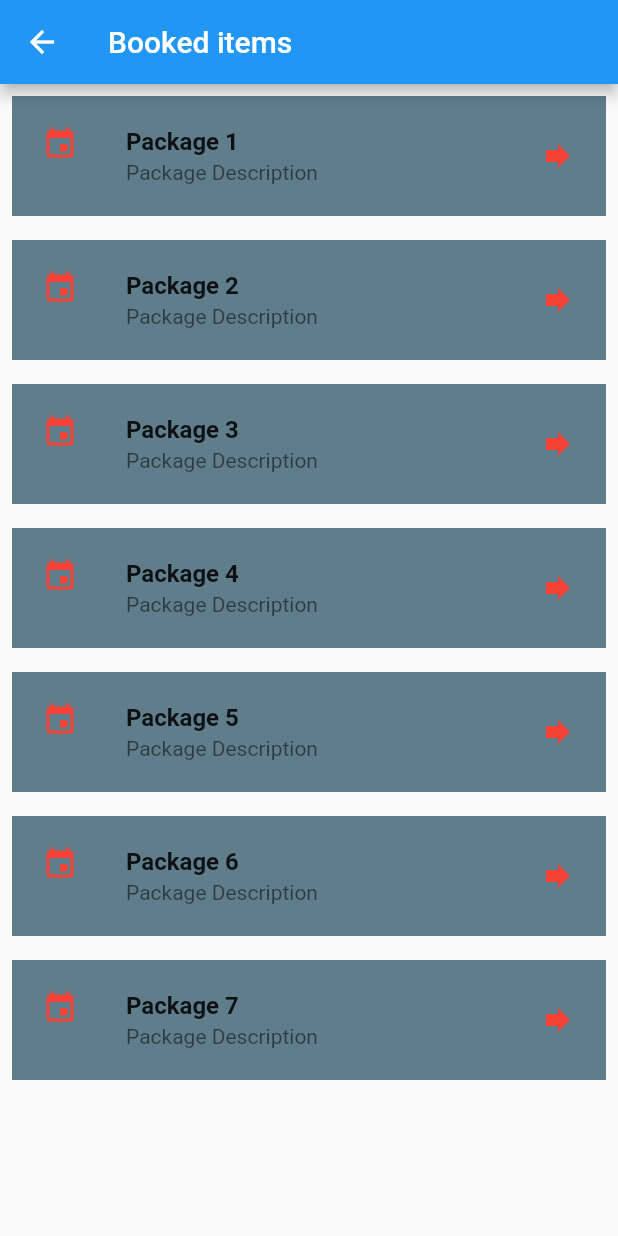
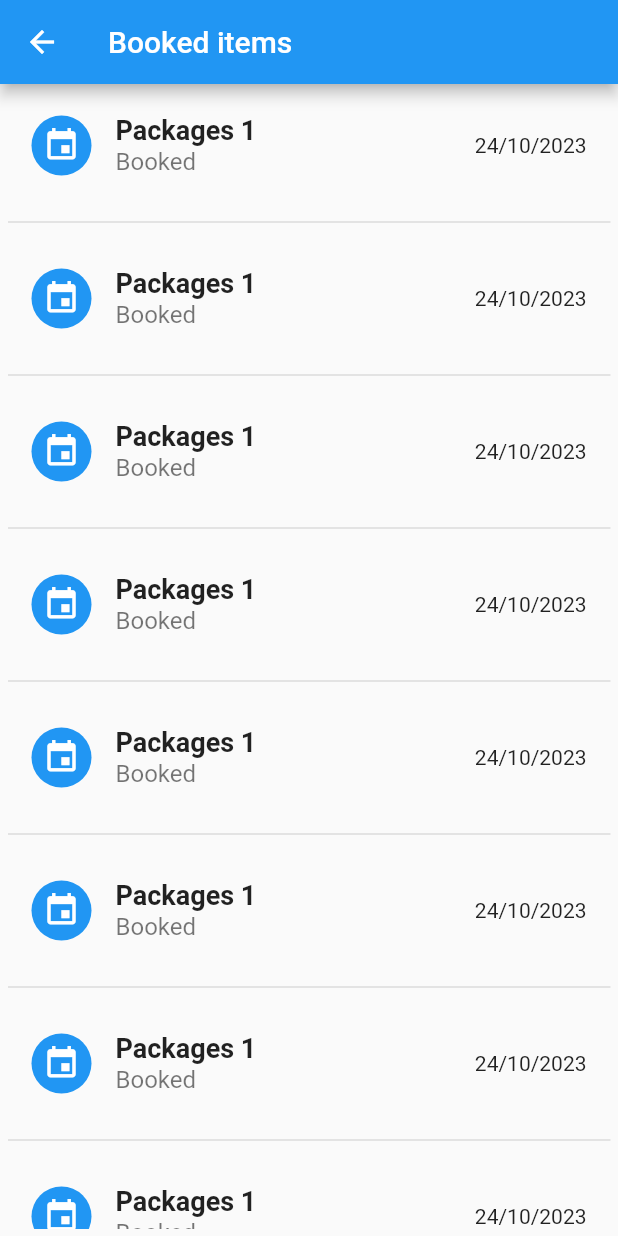
Before and after one commit to lubnawahid/industrialvisit, a Flutter app: the bookeditems screen opened directly, on a phone screen of 412 x 824 dp. Run offline on Flutter 3.47's test engine with Material 2 defaults, Android fonts, the light colour scheme and no system bars.

Commit message:
industrial visit

```diff
--- a/lib/bookeditems.dart
+++ b/lib/bookeditems.dart
@@ -1,6 +1,7 @@
 import 'package:flutter/cupertino.dart';
 import 'package:flutter/material.dart';
 import 'package:industrialvisit/bookeddescription.dart';
+import 'package:industrialvisit/packagedescription.dart';
 
 class bookeditems extends StatefulWidget {
   const bookeditems({Key? key}) : super(key: key);
@@ -14,34 +15,43 @@ class _bookeditemsState extends State<bookeditems> {
   Widget build(BuildContext context) {
 
     return Scaffold(
-      appBar: AppBar(title: Text("Booked items")),
-      body: ListView.builder(
-          itemCount: 7,
-          itemBuilder: (context, index)
-          {
-            index += 1;
-            return GestureDetector(
-              onTap: () => {
-              Navigator.push(context, MaterialPageRoute(builder: (context) =>const bookeddescription()))
-              },
-              child: Container(
-                margin: EdgeInsets.all(8),
-                padding: EdgeInsets.all(4),
-                decoration: BoxDecoration(color: Colors.blueGrey),
-                child: ListTile(
-                  title: Text(
-                    "Package $index",
-                    style: TextStyle(fontWeight: FontWeight.bold),
-                  ),
-                  subtitle: Text("Package Description"),
-                  leading: Icon(Icons.event,color: Colors.red,),
-                  trailing: Icon(Icons.forward,color: Colors.red,
-                  ),
+        appBar: AppBar(
+          backgroundColor: Colors.blue,
+          title: Text('Booked items',),
 
-                ),
-              ),
-            );
-          }),
+        ),
+
+        body: Padding(
+          padding: EdgeInsets.all(5),
+          child: ListView.separated(
+            itemBuilder: (context,index){
+              return ListTile(
+                leading: CircleAvatar(
+                    backgroundColor: Colors.blue,
+                    child: Icon(Icons.event, size: 25,color: Colors.white,)
+                ) ,
+                title: Text("Packages 1",style: TextStyle(fontWeight: FontWeight.bold,fontSize: 18),),
+                subtitle: Text("Booked",style: TextStyle(fontSize: 16),),
+
+                trailing: Text('24/10/2023'),
+
+                onTap: () {Navigator.push(context,
+                  MaterialPageRoute(
+                      builder: (context) => packagedescription(),
+                    ),
+                  );
+                },
+              );
+            },
+            separatorBuilder: (context, index) {
+              return Divider(height: 30, thickness: 1,);
+            },
+            itemCount: 13,
+
+          ),
+        )
+
+
     );
   }
 }
--- a/lib/packages.dart
+++ b/lib/packages.dart
@@ -28,7 +28,7 @@ class _packagesState extends State<packages> {
               child: Container(
                 margin: EdgeInsets.all(8),
                 padding: EdgeInsets.all(4),
-                decoration: BoxDecoration(color: Colors.blueGrey),
+                decoration: BoxDecoration(color: Colors.white),
                 child: ListTile(
                   title: Text(
                     "Package $index",
```
